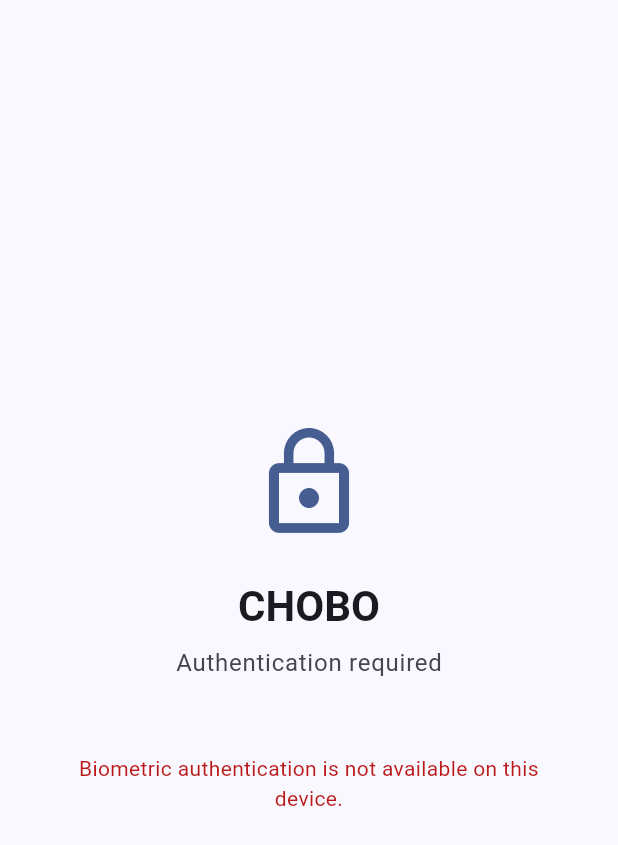
After one commit to shgnaka/chobo, a Flutter app: the AppLockScreen screen opened directly, on a phone screen of 412 x 824 dp. The commit adds this screen. Shown: the top 845 px of the screen. Run offline on Flutter 3.47's test engine with Material 3 defaults, Android fonts, the phone set to English and light mode, and no system bars; our stand-ins replace drift, flutter_riverpod, flutter_secure_storage, go_router, local_auth, package_info_plus; missing offline and left inert: pointycastle, sqlite3; accounts and stored records are empty.

Commit message:
feat: add app lock feature
- Add AppLockNotifier with state management (initial, locked, unlocked, unavailable)
- Add AppLockScreen with biometric authentication UI
- Integrate lifecycle observer in ChoboApp to lock on launch
- Add appLockNotifierProvider

```diff
--- a/lib/app/chobo_app.dart
+++ b/lib/app/chobo_app.dart
@@ -1,12 +1,66 @@
 import 'package:flutter/material.dart';
+import 'package:flutter_riverpod/flutter_riverpod.dart';
 
+import '../features/lock/app_lock_screen.dart';
+import '../features/lock/app_lock_state.dart';
 import 'router.dart';
 
-class ChoboApp extends StatelessWidget {
+class ChoboApp extends ConsumerStatefulWidget {
   const ChoboApp({super.key});
 
   @override
+  ConsumerState<ChoboApp> createState() => _ChoboAppState();
+}
+
+class _ChoboAppState extends ConsumerState<ChoboApp>
+    with WidgetsBindingObserver {
+  @override
+  void initState() {
+    super.initState();
+    WidgetsBinding.instance.addObserver(this);
+    _initializeLock();
+  }
+
+  @override
+  void dispose() {
+    WidgetsBinding.instance.removeObserver(this);
+    super.dispose();
+  }
+
+  Future<void> _initializeLock() async {
+    await ref.read(appLockNotifierProvider.notifier).initialize();
+  }
+
+  @override
+  void didChangeAppLifecycleState(AppLifecycleState state) {
+    super.didChangeAppLifecycleState(state);
+    if (state == AppLifecycleState.resumed) {
+      final lockState = ref.read(appLockNotifierProvider);
+      if (lockState == AppLockState.locked) {
+        ref.read(appLockNotifierProvider.notifier).unlock();
+      }
+    }
+  }
+
+  @override
   Widget build(BuildContext context) {
+    final lockState = ref.watch(appLockNotifierProvider);
+
+    if (lockState == AppLockState.locked) {
+      return MaterialApp(
+        title: 'CHOBO',
+        theme: ThemeData(
+          colorScheme: ColorScheme.fromSeed(
+            seedColor: const Color(0xFF1F6FEB),
+            brightness: Brightness.light,
+          ),
+          useMaterial3: true,
+        ),
+        home: const AppLockScreen(),
+        debugShowCheckedModeBanner: false,
+      );
+    }
+
     return MaterialApp.router(
       title: 'CHOBO',
       theme: ThemeData(
@@ -17,6 +71,7 @@ class ChoboApp extends StatelessWidget {
         useMaterial3: true,
       ),
       routerConfig: choboRouter,
+      debugShowCheckedModeBanner: false,
     );
   }
 }
--- /dev/null
+++ b/lib/features/lock/app_lock_screen.dart
@@ -0,0 +1,104 @@
+import 'package:flutter/material.dart';
+import 'package:flutter_riverpod/flutter_riverpod.dart';
+
+import 'app_lock_state.dart';
+
+class AppLockScreen extends ConsumerStatefulWidget {
+  const AppLockScreen({super.key});
+
+  @override
+  ConsumerState<AppLockScreen> createState() => _AppLockScreenState();
+}
+
+class _AppLockScreenState extends ConsumerState<AppLockScreen> {
+  bool _isAuthenticating = false;
+
+  @override
+  void initState() {
+    super.initState();
+    WidgetsBinding.instance.addPostFrameCallback((_) {
+      _authenticate();
+    });
+  }
+
+  Future<void> _authenticate() async {
+    if (_isAuthenticating) return;
+
+    setState(() {
+      _isAuthenticating = true;
+    });
+
+    await ref.read(appLockNotifierProvider.notifier).unlock();
+
+    if (mounted) {
+      setState(() {
+        _isAuthenticating = false;
+      });
+    }
+  }
+
+  @override
+  Widget build(BuildContext context) {
+    final lockState = ref.watch(appLockNotifierProvider);
+
+    return Scaffold(
+      body: SafeArea(
+        child: Center(
+          child: Padding(
+            padding: const EdgeInsets.all(32.0),
+            child: Column(
+              mainAxisAlignment: MainAxisAlignment.center,
+              children: <Widget>[
+                Icon(
+                  Icons.lock_outline,
+                  size: 80,
+                  color: Theme.of(context).colorScheme.primary,
+                ),
+                const SizedBox(height: 24),
+                Text(
+                  'CHOBO',
+                  style: Theme.of(context).textTheme.headlineMedium?.copyWith(
+                        fontWeight: FontWeight.bold,
+                      ),
+                ),
+                const SizedBox(height: 8),
+                Text(
+                  'Authentication required',
+                  style: Theme.of(context).textTheme.bodyLarge?.copyWith(
+                        color: Theme.of(context).colorScheme.onSurfaceVariant,
+                      ),
+                ),
+                const SizedBox(height: 48),
+                if (lockState == AppLockState.locked)
+                  FilledButton.icon(
+                    onPressed: _isAuthenticating ? null : _authenticate,
+                    icon: _isAuthenticating
+                        ? const SizedBox(
+                            width: 20,
+                            height: 20,
+                            child: CircularProgressIndicator(
+                              strokeWidth: 2,
+                              color: Colors.white,
+                            ),
+                          )
+                        : const Icon(Icons.fingerprint),
+                    label: Text(
+                      _isAuthenticating ? 'Authenticating...' : 'Unlock',
+                    ),
+                  ),
+                if (lockState == AppLockState.unavailable)
+                  Text(
+                    'Biometric authentication is not available on this device.',
+                    style: Theme.of(context).textTheme.bodyMedium?.copyWith(
+                          color: Theme.of(context).colorScheme.error,
+                        ),
+                    textAlign: TextAlign.center,
+                  ),
+              ],
+            ),
+          ),
+        ),
+      ),
+    );
+  }
+}
```
Also changed, not shown: lib/features/lock/app_lock_state.dart (added, +91 -0 lines).
